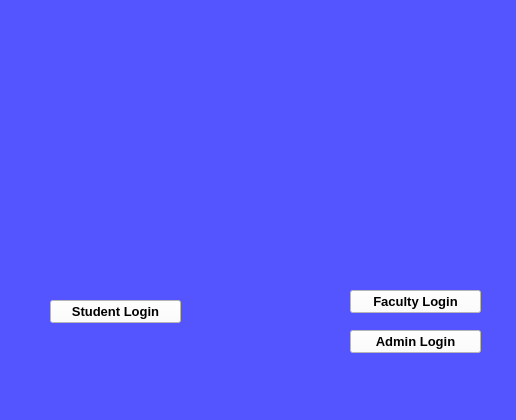
First picture: the form in UiFiles/FrontPage.ui, repository PriyankaMohanta/FaceAttendence, before the edit.
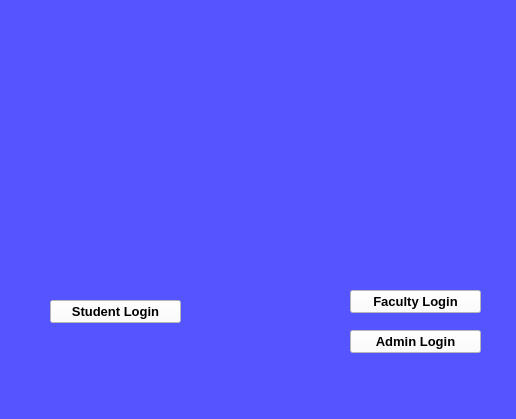
Second picture: the form after the edit. Icons and pictures are not drawn.

The edit to the form file:
```diff
--- a/UiFiles/FrontPage.ui
+++ b/UiFiles/FrontPage.ui
@@ -7,7 +7,7 @@
     <x>0</x>
     <y>0</y>
     <width>516</width>
-    <height>420</height>
+    <height>419</height>
    </rect>
   </property>
   <property name="windowTitle">
```
